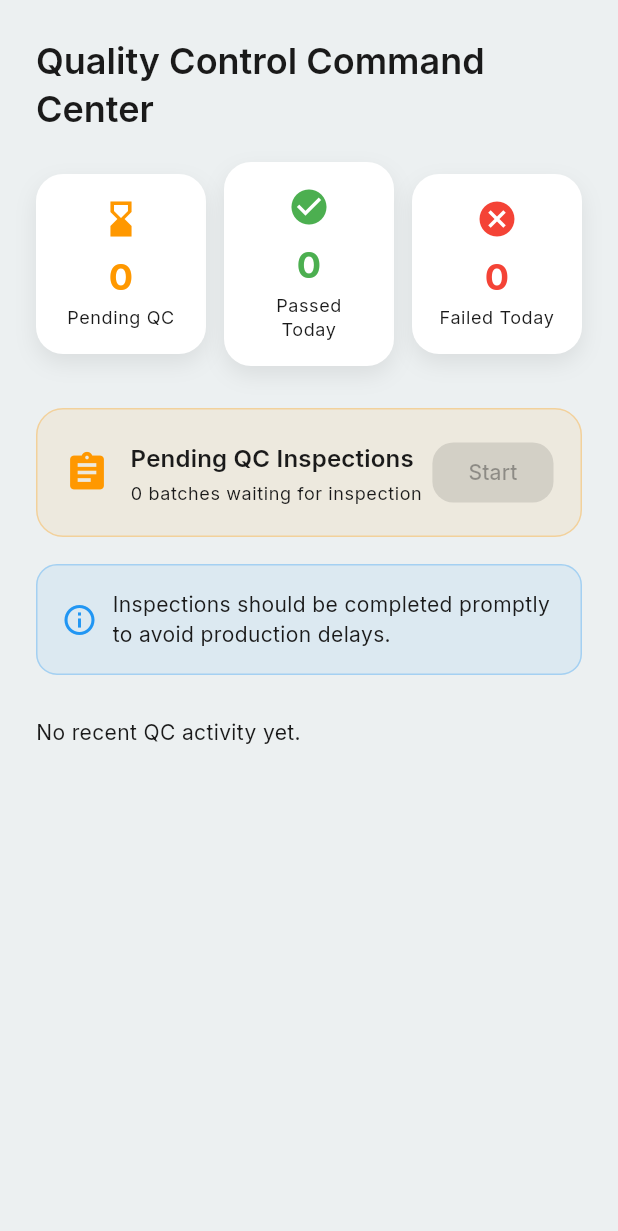
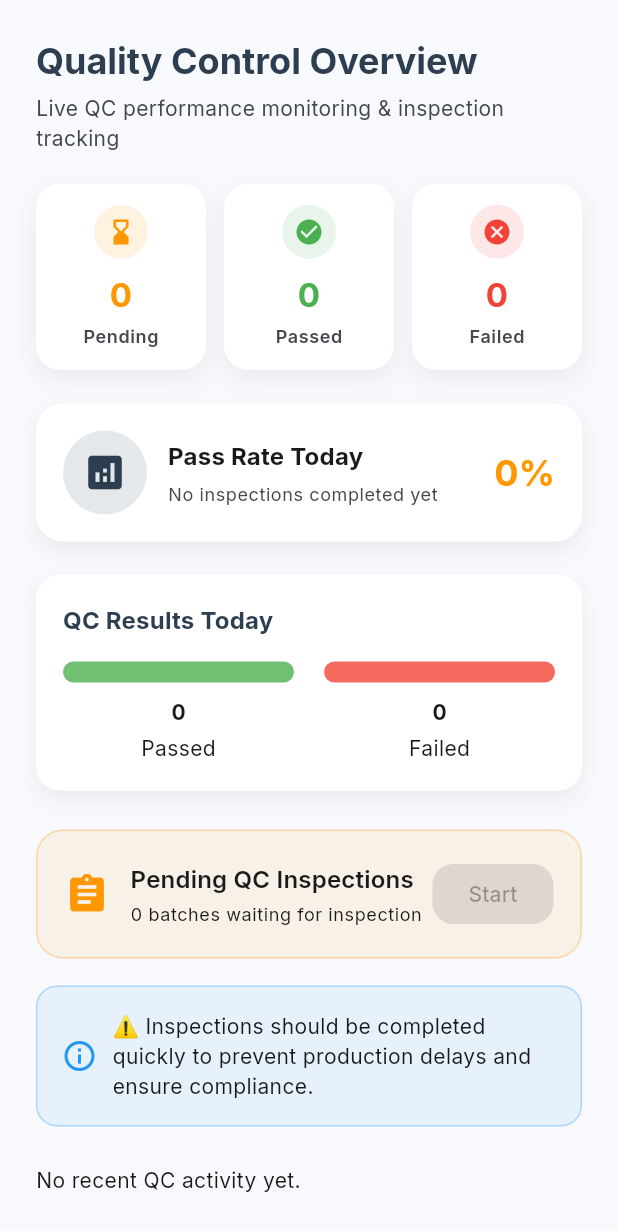
Before and after one commit to donnShehab/Al-Wadi-Food, a Flutter app: the QCDashboardBody screen opened directly with empty values, on a phone screen of 412 x 824 dp. Shown: the top 1231 px of the screen. Run offline on Flutter 3.47's test engine with Material 3 defaults, Android fonts, the phone set to English and light mode, and no system bars; our stand-ins replace cached_network_image, cloud_firestore, equatable, firebase_auth, firebase_core, firebase_storage and 9 more; missing offline and left inert: dart_either; accounts and stored records are empty.

Commit message:
done ui dashboard qc upgrade

```diff
--- a/lib/presentation/qc/cubit/qc_state.dart
+++ b/lib/presentation/qc/cubit/qc_state.dart
@@ -48,3 +48,35 @@ class QCError extends QCState {
   @override
   List<Object?> get props => [message];
 }
+
+class QCDashboardLoaded extends QCState {
+  final int pendingCount;
+  final int passedToday;
+  final int failedToday;
+  final List<QCResultEntity> recentResults;
+  final String riskLevel; // low / medium / high
+  final List<String> alerts; // messages
+
+  const QCDashboardLoaded({
+    required this.pendingCount,
+    required this.passedToday,
+    required this.failedToday,
+    required this.recentResults,
+    required this.riskLevel,
+    required this.alerts,
+  });
+
+  int get totalToday => passedToday + failedToday;
+
+  double get passRate => totalToday == 0 ? 0 : (passedToday / totalToday) * 100;
+
+  @override
+  List<Object?> get props => [
+    pendingCount,
+    passedToday,
+    failedToday,
+    recentResults,
+    riskLevel,
+    alerts,
+  ];
+}
--- /dev/null
+++ b/lib/presentation/qc/presentation/views/widgets/qc_dashboard/qc_action_section.dart
@@ -0,0 +1,28 @@
+import 'package:alwadi_food/core/router/app_router.dart';
+import 'package:alwadi_food/presentation/qc/cubit/qc_cubit.dart';
+import 'package:alwadi_food/presentation/qc/presentation/views/widgets/qc_dashboard/qc_action_card.dart';
+import 'package:flutter/material.dart';
+import 'package:flutter_bloc/flutter_bloc.dart';
+import 'package:go_router/go_router.dart';
+
+class QCActionSection extends StatelessWidget {
+  final int pendingCount;
+
+  const QCActionSection({super.key, required this.pendingCount});
+
+  @override
+  Widget build(BuildContext context) {
+    return QCActionCard(
+      pendingCount: pendingCount,
+      onStart: pendingCount == 0
+          ? null
+          : () async {
+              final result = await context.push(AppRouter.KqCPendingListView);
+
+              if (result == true && context.mounted) {
+                context.read<QCCubit>().loadQCDashboard();
+              }
+            },
+    );
+  }
+}
--- /dev/null
+++ b/lib/presentation/qc/presentation/views/widgets/qc_dashboard/qc_chart_section.dart
@@ -0,0 +1,18 @@
+import 'package:alwadi_food/presentation/qc/presentation/views/widgets/qc_dashboard/qc_today_result_chart.dart';
+import 'package:flutter/material.dart';
+
+class QCChartSection extends StatelessWidget {
+  final int passedToday;
+  final int failedToday;
+
+  const QCChartSection({
+    super.key,
+    required this.passedToday,
+    required this.failedToday,
+  });
+
+  @override
+  Widget build(BuildContext context) {
+    return QCTodayResultChart(passed: passedToday, failed: failedToday);
+  }
+}
--- a/lib/presentation/qc/presentation/views/widgets/qc_dashboard/qc_dashboard_body.dart
+++ b/lib/presentation/qc/presentation/views/widgets/qc_dashboard/qc_dashboard_body.dart
@@ -1,15 +1,13 @@
-import 'package:alwadi_food/presentation/qc/cubit/qc_dashboard/qc_dashboard_cubit.dart';
-import 'package:alwadi_food/presentation/qc/presentation/views/widgets/qc_dashboard/qc_action_card.dart';
-import 'package:alwadi_food/presentation/qc/presentation/views/widgets/qc_dashboard/qc_hint_card.dart';
-import 'package:alwadi_food/presentation/qc/presentation/views/widgets/qc_dashboard/qc_stat_card.dart';
-import 'package:alwadi_food/presentation/qc/presentation/views/widgets/qc_dashboard/recent_qc_activity_list.dart';
+import 'package:alwadi_food/presentation/qc/domain/entites/qc_result_entity.dart';
+import 'package:alwadi_food/presentation/qc/presentation/views/widgets/qc_dashboard/qc_action_section.dart';
+import 'package:alwadi_food/presentation/qc/presentation/views/widgets/qc_dashboard/qc_chart_section.dart';
+import 'package:alwadi_food/presentation/qc/presentation/views/widgets/qc_dashboard/qc_header_section.dart';
+import 'package:alwadi_food/presentation/qc/presentation/views/widgets/qc_dashboard/qc_hint_section.dart';
+import 'package:alwadi_food/presentation/qc/presentation/views/widgets/qc_dashboard/qc_kpi_section.dart';
+import 'package:alwadi_food/presentation/qc/presentation/views/widgets/qc_dashboard/qc_pass_rate_card.dart';
+import 'package:alwadi_food/presentation/qc/presentation/views/widgets/qc_dashboard/qc_recent_activity_section.dart';
+import 'package:alwadi_food/theme.dart';
 import 'package:flutter/material.dart';
-import 'package:flutter_bloc/flutter_bloc.dart';
-import 'package:go_router/go_router.dart';
-
-import 'package:alwadi_food/core/router/app_router.dart';
-import 'package:alwadi_food/theme.dart';
-import 'package:alwadi_food/presentation/qc/domain/entites/qc_result_entity.dart';
 
 class QCDashboardBody extends StatelessWidget {
   final int pendingCount;
@@ -27,86 +25,43 @@ class QCDashboardBody extends StatelessWidget {
 
   @override
   Widget build(BuildContext context) {
-    return SingleChildScrollView(
-      padding: AppSpacing.paddingLg,
-      child: Column(
-        crossAxisAlignment: CrossAxisAlignment.start,
-        children: [
-          Text(
-            'Quality Control Command Center',
-            style: Theme.of(context).textTheme.headlineSmall?.semiBold,
-          ),
-          const SizedBox(height: 20),
+    final totalToday = passedToday + failedToday;
+    final passRate = totalToday == 0
+        ? 0
+        : ((passedToday / totalToday) * 100).round();
 
-          // Stats
-          Row(
-            children: [
-              QCStatCard(
-                title: 'Pending QC',
-                value: pendingCount,
-                icon: Icons.hourglass_bottom,
-                iconColor: Colors.orange,
-              ),
-              const SizedBox(width: 12),
-              QCStatCard(
-                title: 'Passed Today',
-                value: passedToday,
-                icon: Icons.check_circle,
-                iconColor: Colors.green,
-              ),
-              const SizedBox(width: 12),
-              QCStatCard(
-                title: 'Failed Today',
-                value: failedToday,
-                icon: Icons.cancel,
-                iconColor: Colors.red,
-              ),
-            ],
-          ),
+    return Scaffold(
+      backgroundColor: const Color(0xFFF7F9FC),
+      body: SingleChildScrollView(
+        padding: AppSpacing.paddingLg,
+        child: Column(
+          crossAxisAlignment: CrossAxisAlignment.start,
+          children: [
+            const QCHeaderSection(),
+            const SizedBox(height: 20),
 
-          const SizedBox(height: 28),
+            QCKPISection(
+              pendingCount: pendingCount,
+              passedToday: passedToday,
+              failedToday: failedToday,
+            ),
+            const SizedBox(height: 22),
 
-          // Action card
-          // QCActionCard(
-          //   pendingCount: pendingCount,
-          //   onStart: pendingCount == 0
-          //       ? null
-          //       : () => context.push(AppRouter.KqCPendingListView),
-          // ),
-QCActionCard(
-            pendingCount: pendingCount,
-            onStart: pendingCount == 0
-                ? null
-                : () async {
-                    final result = await context.push(
-                      AppRouter.KqCPendingListView,
-                    );
+            QCPassRateCard(passRate: passRate),
+            const SizedBox(height: 22),
 
-                    if (result == true && context.mounted) {
-                      context.read<QCDashboardCubit>().loadDashboard();
-                    }
-                  },
-          ),
+            QCChartSection(passedToday: passedToday, failedToday: failedToday),
+            const SizedBox(height: 26),
 
-          const SizedBox(height: 18),
+            QCActionSection(pendingCount: pendingCount),
+            const SizedBox(height: 18),
 
-          // Hint
-          const QCHintCard(
-            text:
-                'Inspections should be completed promptly to avoid production delays.',
-          ),
+            const QCHintSection(),
+            const SizedBox(height: 26),
 
-          if (recentResults.isNotEmpty) ...[
-            const SizedBox(height: 28),
-            RecentQCActivityList(results: recentResults),
-          ] else ...[
-            const SizedBox(height: 28),
-            Text(
-              'No recent QC activity yet.',
-              style: Theme.of(context).textTheme.bodyMedium,
-            ),
+            QCRecentActivitySection(recentResults: recentResults),
           ],
-        ],
+        ),
       ),
     );
   }
--- /dev/null
+++ b/lib/presentation/qc/presentation/views/widgets/qc_dashboard/qc_header_section.dart
@@ -0,0 +1,30 @@
+import 'package:flutter/material.dart';
+
+class QCHeaderSection extends StatelessWidget {
+  const QCHeaderSection({super.key});
+
+  @override
+  Widget build(BuildContext context) {
+    final theme = Theme.of(context);
+
+    return Column(
+      crossAxisAlignment: CrossAxisAlignment.start,
+      children: [
+        Text(
+          "Quality Control Overview",
+          style: theme.textTheme.headlineSmall?.copyWith(
+            fontWeight: FontWeight.bold,
+            color: theme.colorScheme.primary,
+          ),
+        ),
+        const SizedBox(height: 6),
+        Text(
+          "Live QC performance monitoring & inspection tracking",
+          style: theme.textTheme.bodyMedium?.copyWith(
+            color: theme.colorScheme.onSurfaceVariant,
+          ),
+        ),
+      ],
+    );
+  }
+}
--- /dev/null
+++ b/lib/presentation/qc/presentation/views/widgets/qc_dashboard/qc_hint_section.dart
@@ -0,0 +1,14 @@
+import 'package:alwadi_food/presentation/qc/presentation/views/widgets/qc_dashboard/qc_hint_card.dart';
+import 'package:flutter/material.dart';
+
+class QCHintSection extends StatelessWidget {
+  const QCHintSection({super.key});
+
+  @override
+  Widget build(BuildContext context) {
+    return const QCHintCard(
+      text:
+          "⚠️ Inspections should be completed quickly to prevent production delays and ensure compliance.",
+    );
+  }
+}
--- /dev/null
+++ b/lib/presentation/qc/presentation/views/widgets/qc_dashboard/qc_kpi_section.dart
@@ -0,0 +1,47 @@
+import 'package:alwadi_food/presentation/qc/presentation/views/widgets/qc_dashboard/qc_stat_card.dart';
+import 'package:flutter/material.dart';
+
+class QCKPISection extends StatelessWidget {
+  final int pendingCount;
+  final int passedToday;
+  final int failedToday;
+
+  const QCKPISection({
+    super.key,
+    required this.pendingCount,
+    required this.passedToday,
+    required this.failedToday,
+  });
+
+  @override
+  Widget build(BuildContext context) {
+    return SizedBox(
+      height: 125,
+      child: Row(
+
+        children: [
+          QCStatCard(
+            title: "Pending",
+            value: pendingCount,
+            icon: Icons.hourglass_bottom,
+            iconColor: Colors.orange,
+          ),
+          const SizedBox(width: 12),
+          QCStatCard(
+            title: "Passed",
+            value: passedToday,
+            icon: Icons.check_circle,
+            iconColor: Colors.green,
+          ),
+          const SizedBox(width: 12),
+          QCStatCard(
+            title: "Failed",
+            value: failedToday,
+            icon: Icons.cancel,
+            iconColor: Colors.red,
+          ),
+        ],
+      ),
+    );
+  }
+}
--- /dev/null
+++ b/lib/presentation/qc/presentation/views/widgets/qc_dashboard/qc_pass_rate_card.dart
@@ -0,0 +1,70 @@
+import 'package:flutter/material.dart';
+
+class QCPassRateCard extends StatelessWidget {
+  final int passRate;
+
+  const QCPassRateCard({super.key, required this.passRate});
+
+  @override
+  Widget build(BuildContext context) {
+    final theme = Theme.of(context);
+
+    return Container(
+      padding: const EdgeInsets.all(18),
+      decoration: BoxDecoration(
+        color: Colors.white,
+        borderRadius: BorderRadius.circular(18),
+        boxShadow: [
+          BoxShadow(
+            color: Colors.black.withOpacity(0.06),
+            blurRadius: 10,
+            offset: const Offset(0, 6),
+          ),
+        ],
+      ),
+      child: Row(
+        children: [
+          CircleAvatar(
+            radius: 28,
+            backgroundColor: theme.colorScheme.primary.withOpacity(0.12),
+            child: Icon(
+              Icons.analytics,
+              color: theme.colorScheme.primary,
+              size: 30,
+            ),
+          ),
+          const SizedBox(width: 14),
+          Expanded(
+            child: Column(
+              crossAxisAlignment: CrossAxisAlignment.start,
+              children: [
+                Text(
+                  "Pass Rate Today",
+                  style: theme.textTheme.titleMedium?.copyWith(
+                    fontWeight: FontWeight.bold,
+                  ),
+                ),
+                const SizedBox(height: 6),
+                Text(
+                  passRate == 0
+                      ? "No inspections completed yet"
+                      : "$passRate% of today's inspections passed",
+                  style: theme.textTheme.bodySmall?.copyWith(
+                    color: theme.colorScheme.onSurfaceVariant,
+                  ),
+                ),
+              ],
+            ),
+          ),
+          Text(
+            "$passRate%",
+            style: theme.textTheme.headlineSmall?.copyWith(
+              fontWeight: FontWeight.bold,
+              color: passRate >= 80 ? Colors.green : Colors.orange,
+            ),
+          ),
+        ],
+      ),
+    );
+  }
+}
--- /dev/null
+++ b/lib/presentation/qc/presentation/views/widgets/qc_dashboard/qc_recent_activity_section.dart
@@ -0,0 +1,21 @@
+import 'package:alwadi_food/presentation/qc/domain/entites/qc_result_entity.dart';
+import 'package:alwadi_food/presentation/qc/presentation/views/widgets/qc_dashboard/recent_qc_activity_list.dart';
+import 'package:flutter/material.dart';
+
+class QCRecentActivitySection extends StatelessWidget {
+  final List<QCResultEntity> recentResults;
+
+  const QCRecentActivitySection({super.key, required this.recentResults});
+
+  @override
+  Widget build(BuildContext context) {
+    if (recentResults.isEmpty) {
+      return Text(
+        "No recent QC activity yet.",
+        style: Theme.of(context).textTheme.bodyMedium,
+      );
+    }
+
+    return RecentQCActivityList(results: recentResults);
+  }
+}
--- a/lib/presentation/qc/presentation/views/widgets/qc_dashboard/qc_stat_card.dart
+++ b/lib/presentation/qc/presentation/views/widgets/qc_dashboard/qc_stat_card.dart
@@ -1,4 +1,5 @@
 import 'package:flutter/material.dart';
+import 'package:alwadi_food/theme.dart';
 
 class QCStatCard extends StatelessWidget {
   final String title;
@@ -16,36 +17,53 @@ class QCStatCard extends StatelessWidget {
 
   @override
   Widget build(BuildContext context) {
+    final theme = Theme.of(context);
+
     return Expanded(
       child: Container(
-        padding: const EdgeInsets.all(16),
+        padding: const EdgeInsets.symmetric(horizontal: 12, vertical: 14),
         decoration: BoxDecoration(
           color: Colors.white,
-          borderRadius: BorderRadius.circular(18),
+          borderRadius: BorderRadius.circular(AppRadius.lg),
           boxShadow: [
             BoxShadow(
-              color: Colors.black.withOpacity(0.08),
+              color: Colors.black.withOpacity(0.06),
               blurRadius: 12,
               offset: const Offset(0, 6),
             ),
           ],
         ),
         child: Column(
+          mainAxisSize: MainAxisSize.min, // ✅ مهم
           children: [
-            Icon(icon, color: iconColor, size: 28),
-            const SizedBox(height: 8),
+            CircleAvatar(
+              radius: 18,
+              backgroundColor: iconColor.withOpacity(0.12),
+              child: Icon(icon, color: iconColor, size: 20),
+            ),
+            const SizedBox(height: 10),
+
             Text(
-              '$value',
-              style: Theme.of(context).textTheme.headlineSmall?.copyWith(
+              value.toString(),
+              style: theme.textTheme.titleLarge?.copyWith(
+                fontWeight: FontWeight.bold,
                 color: iconColor,
-                fontWeight: FontWeight.bold,
               ),
             ),
-            const SizedBox(height: 4),
-            Text(
-              title,
-              textAlign: TextAlign.center,
-              style: Theme.of(context).textTheme.bodySmall,
+
+            const SizedBox(height: 6),
+
+            // ✅ عشان ما يعمل overflow أبداً
+            FittedBox(
+              fit: BoxFit.scaleDown,
+              child: Text(
+                title,
+                maxLines: 1,
+                style: theme.textTheme.bodySmall?.copyWith(
+                  color: theme.colorScheme.onSurfaceVariant,
+                  fontWeight: FontWeight.w600,
+                ),
+              ),
             ),
           ],
         ),
--- a/lib/presentation/qc/presentation/views/widgets/qc_dashboard/qc_today_result_chart.dart
+++ b/lib/presentation/qc/presentation/views/widgets/qc_dashboard/qc_today_result_chart.dart
@@ -13,29 +13,45 @@ class QCTodayResultChart extends StatelessWidget {
 
   @override
   Widget build(BuildContext context) {
+    final theme = Theme.of(context);
     final maxValue = (passed > failed ? passed : failed).clamp(1, 999);
 
-    return Column(
+    return Container(
+      padding: const EdgeInsets.all(18),
+      decoration: BoxDecoration(
+        color: Colors.white,
+        borderRadius: BorderRadius.circular(AppRadius.lg),
+        boxShadow: [
+          BoxShadow(
+            color: Colors.black.withOpacity(0.05),
+            blurRadius: 10,
+            offset: const Offset(0, 6),
+          ),
+        ],
+      ),
+      child: Column(
         crossAxisAlignment: CrossAxisAlignment.start,
         children: [
           Text(
-          'QC Results Today',
-          style: Theme.of(context).textTheme.titleMedium?.semiBold,
+            "QC Results Today",
+            style: theme.textTheme.titleMedium?.copyWith(
+              fontWeight: FontWeight.bold,
+              color: theme.colorScheme.primary,
             ),
-        const SizedBox(height: AppSpacing.md),
+          ),
+          const SizedBox(height: 16),
 
           Row(
-          crossAxisAlignment: CrossAxisAlignment.end,
             children: [
               _bar(
-              label: 'Passed',
+                label: "Passed",
                 value: passed,
                 maxValue: maxValue,
                 color: Colors.green,
               ),
-            const SizedBox(width: 24),
+              const SizedBox(width: 20),
               _bar(
-              label: 'Failed',
+                label: "Failed",
                 value: failed,
                 maxValue: maxValue,
                 color: Colors.red,
@@ -43,6 +59,7 @@ class QCTodayResultChart extends StatelessWidget {
             ],
           ),
         ],
+      ),
     );
   }
 
@@ -52,25 +69,23 @@ class QCTodayResultChart extends StatelessWidget {
     required int maxValue,
     required Color color,
   }) {
-    final heightFactor = value / maxValue;
+    final rawHeight = (value / maxValue) * 120;
+    final safeHeight = rawHeight < 14 ? 14.0 : rawHeight; // ✅ Minimum Height
 
     return Expanded(
       child: Column(
-        mainAxisAlignment: MainAxisAlignment.end,
         children: [
           AnimatedContainer(
-            duration: const Duration(milliseconds: 500),
-            height: 140 * heightFactor,
+            duration: const Duration(milliseconds: 450),
+            curve: Curves.easeOutCubic,
+            height: safeHeight,
             decoration: BoxDecoration(
-              color: color,
+              color: color.withOpacity(0.8),
               borderRadius: BorderRadius.circular(12),
             ),
           ),
-          const SizedBox(height: 8),
-          Text(
-            value.toString(),
-            style: const TextStyle(fontWeight: FontWeight.bold),
-          ),
+          const SizedBox(height: 10),
+          Text("$value", style: const TextStyle(fontWeight: FontWeight.bold)),
           const SizedBox(height: 4),
           Text(label),
         ],
--- a/lib/presentation/qc/presentation/views/widgets/qc_inspection/qc_inspection_body_bloc_consumer.dart
+++ b/lib/presentation/qc/presentation/views/widgets/qc_inspection/qc_inspection_body_bloc_consumer.dart
@@ -1,5 +1,4 @@
 import 'package:alwadi_food/presentation/qc/cubit/qc_cubit.dart';
-import 'package:alwadi_food/presentation/qc/cubit/qc_dashboard/qc_dashboard_cubit.dart';
 import 'package:alwadi_food/presentation/qc/cubit/qc_state.dart';
 import 'package:flutter/material.dart';
 import 'package:flutter_bloc/flutter_bloc.dart';
@@ -21,7 +20,7 @@ class QCInspectionBodyBlocConsumer extends StatelessWidget {
             context.read<QCCubit>().loadPendingBatches();
           try {
               // ✅ 2. حدّث Dashboard
-            context.read<QCDashboardCubit>().loadDashboard();
+            context.read<QCCubit>().loadQCDashboard();
           } catch (_) {}
 
           ScaffoldMessenger.of(
```
Also changed, not shown: lib/core/router/app_router.dart (+2 -6 lines), lib/main.dart (+6 -3 lines), lib/presentation/qc/cubit/qc_cubit.dart (+85 -4 lines), lib/presentation/qc/presentation/views/qc_dashboard_view.dart (added, +29 -0 lines), lib/presentation/qc/presentation/views/qc_inspection_view.dart (renamed from lib/presentation/qc/presentation/views/widgets/qc_inspection/qc_inspection_view.dart, +3 -6 lines), lib/presentation/qc/presentation/views/widgets/qc_dashboard/qc_dashboard_body_bloc_consumer.dart (renamed from lib/presentation/qc/presentation/views/widgets/qc_dashboard/qc_dashboard_body_bloc_builder.dart, +18 -9 lines), lib/presentation/qc/presentation/views/widgets/qc_dashboard/qc_dashboard_view.dart (deleted, +0 -16 lines), lib/presentation/qc/data/repos/qc_repository_impl.dart (indentation only). Lines whose indentation alone changed are shown as unchanged.
